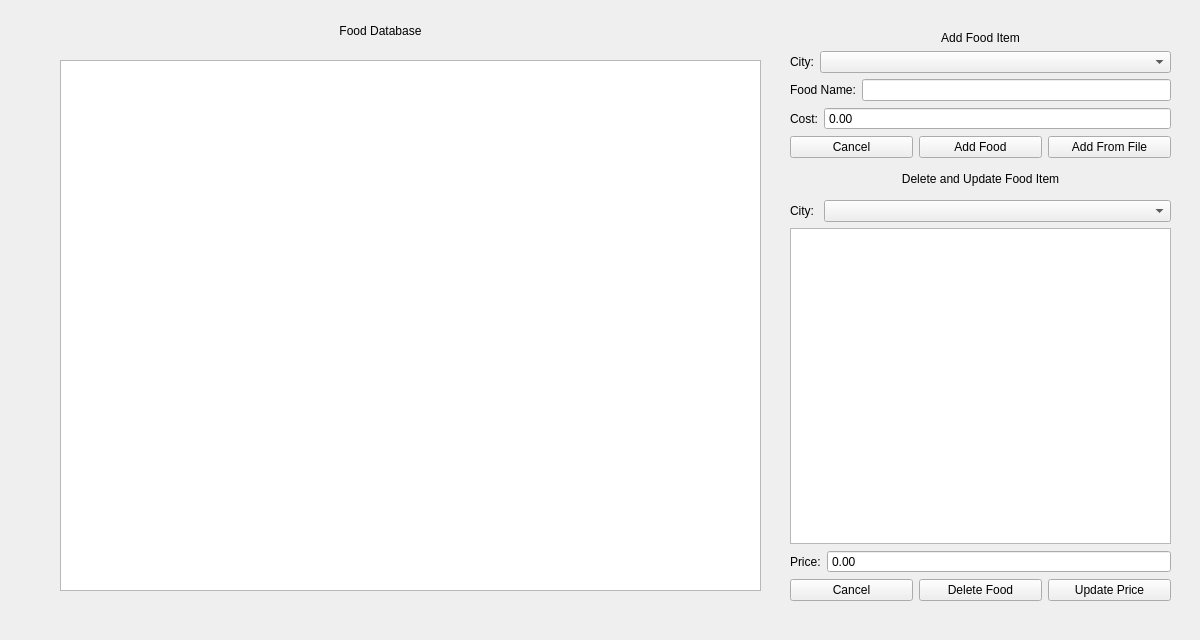
First picture: the form in EuropeanVacation/aFoods.ui, repository brivero0/TeamMagmar, before the edit.
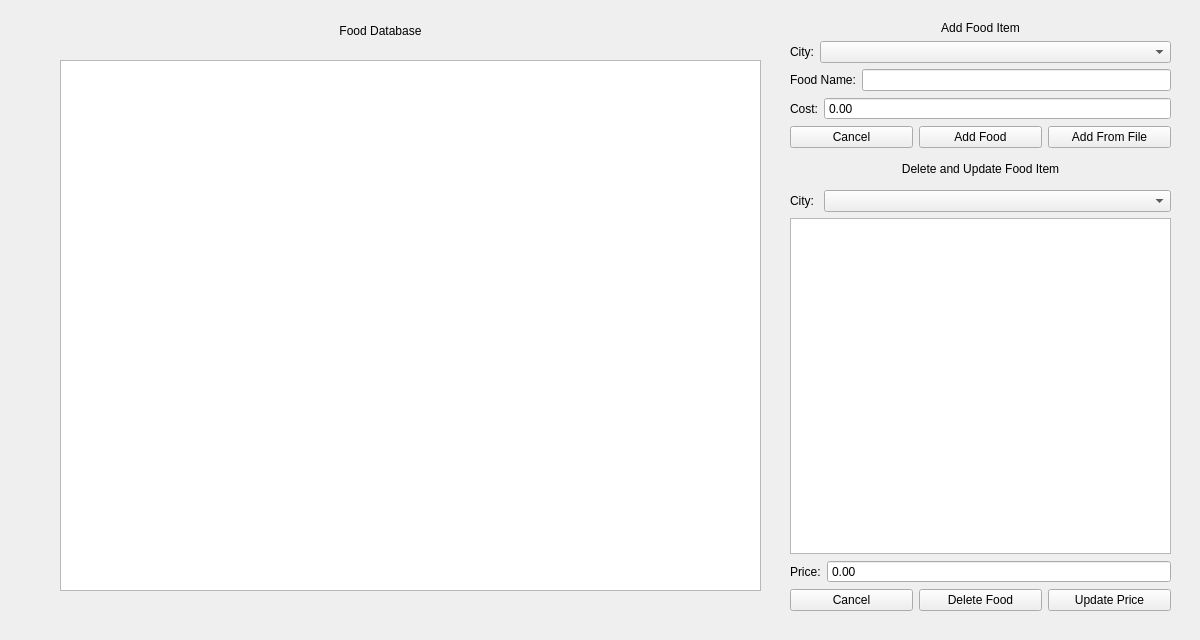
Second picture: the form after the edit.

What changed in the file:
```diff
--- a/EuropeanVacation/aFoods.ui
+++ b/EuropeanVacation/aFoods.ui
@@ -11,7 +11,7 @@
    </rect>
   </property>
   <property name="sizePolicy">
-   <sizepolicy hsizetype="Fixed" vsizetype="Fixed">
+   <sizepolicy hsizetype="Ignored" vsizetype="Fixed">
     <horstretch>0</horstretch>
     <verstretch>0</verstretch>
    </sizepolicy>
@@ -63,13 +63,13 @@
     <set>Qt::AlignCenter</set>
    </property>
   </widget>
-  <widget class="QWidget" name="">
+  <widget class="QWidget" name="layoutWidget">
    <property name="geometry">
     <rect>
      <x>790</x>
-     <y>30</y>
+     <y>20</y>
      <width>381</width>
-     <height>571</height>
+     <height>591</height>
     </rect>
    </property>
    <layout class="QVBoxLayout" name="verticalLayout">
```
